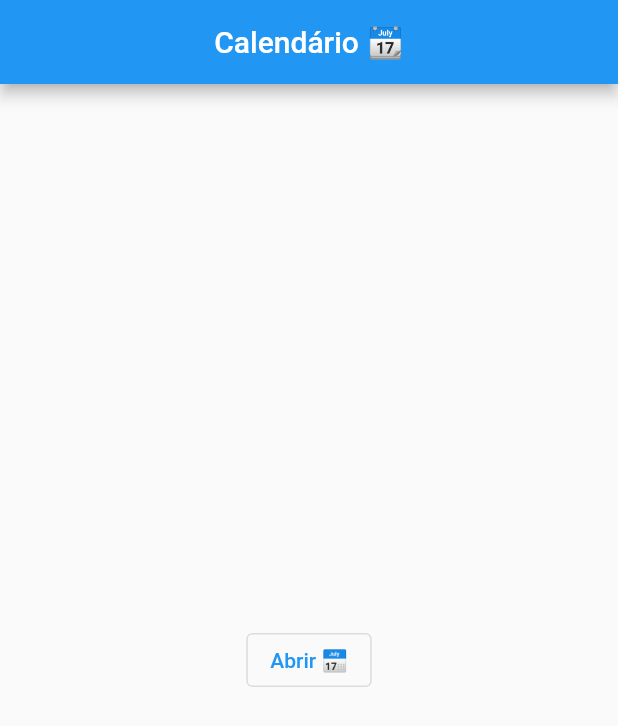
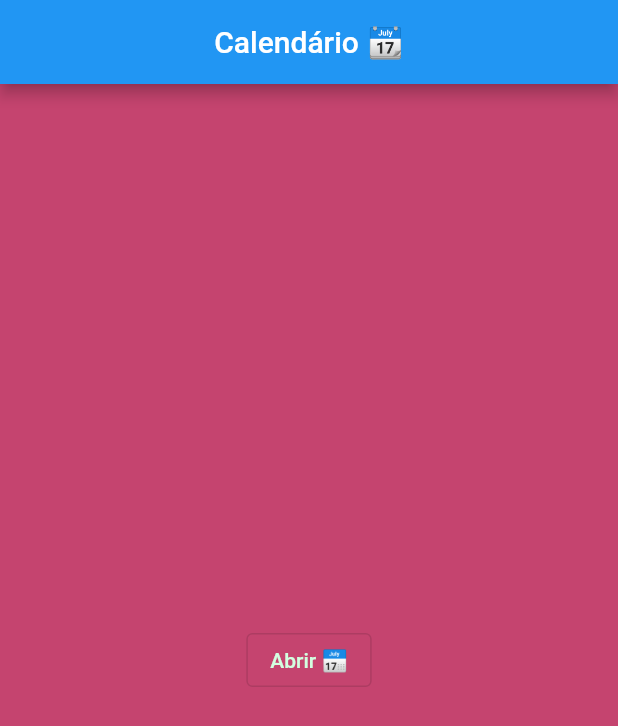
Before and after one commit to pedroGNF/data_and_time, a Flutter app: the screen it shows after launch, on a phone screen of 412 x 824 dp. Shown: the top 726 px of the screen. Run offline on Flutter 3.47's test engine with Material 2 defaults, Android fonts, the light colour scheme and no system bars.

Commit message:
Actual date. added

```diff
--- a/lib/main.dart
+++ b/lib/main.dart
@@ -101,8 +101,12 @@ class _MyStatefulWidgetState extends State<MyStatefulWidget>
   @override
   Widget build(BuildContext context) {
     return Scaffold(
+      backgroundColor: const Color.fromARGB(255, 197, 68, 111),
       appBar: AppBar(
-        title: const Text("Calendário 📆", style: TextStyle(color: Colors.white),),
+        title: const Text(
+          "Calendário 📆",
+          style: TextStyle(color: Colors.white),
+        ),
         centerTitle: true,
         backgroundColor: Colors.blue,
       ),
@@ -111,7 +115,9 @@ class _MyStatefulWidgetState extends State<MyStatefulWidget>
           onPressed: () {
             _restorableDatePickerRouteFuture.present();
           },
-          child: const Text('Abrir 📅'),
+          child: const Text('Abrir 📅',
+           style: TextStyle(color: Color.fromARGB(255, 211, 255, 224)),
+          ),
         ),
       ),
     );
```
